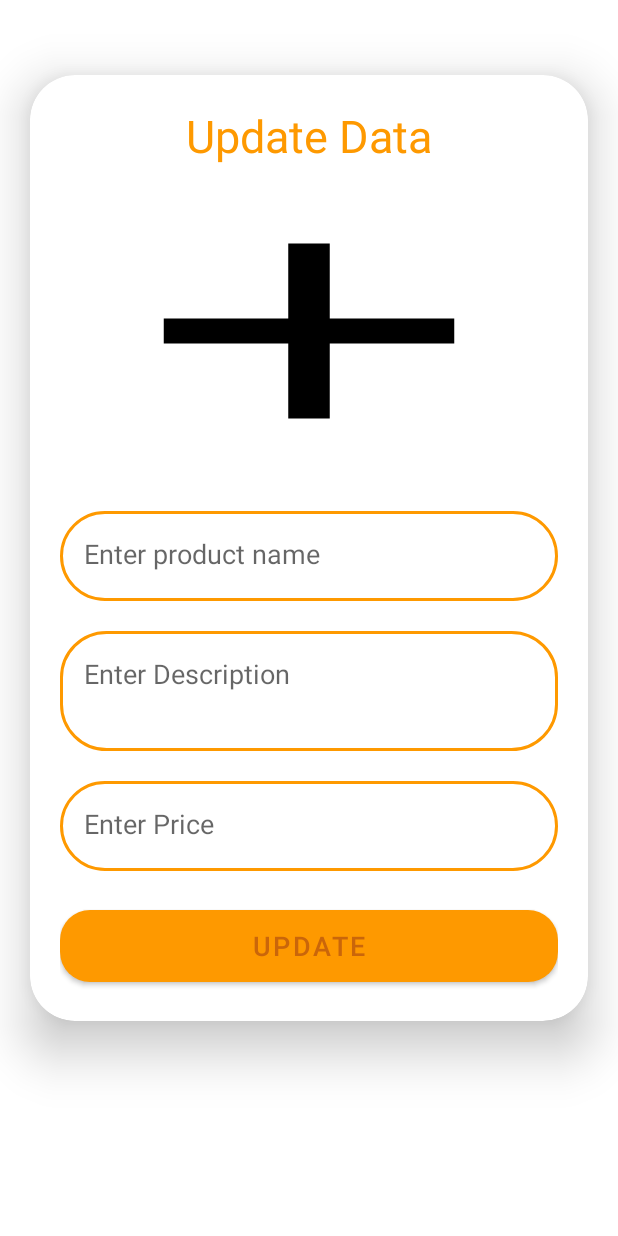
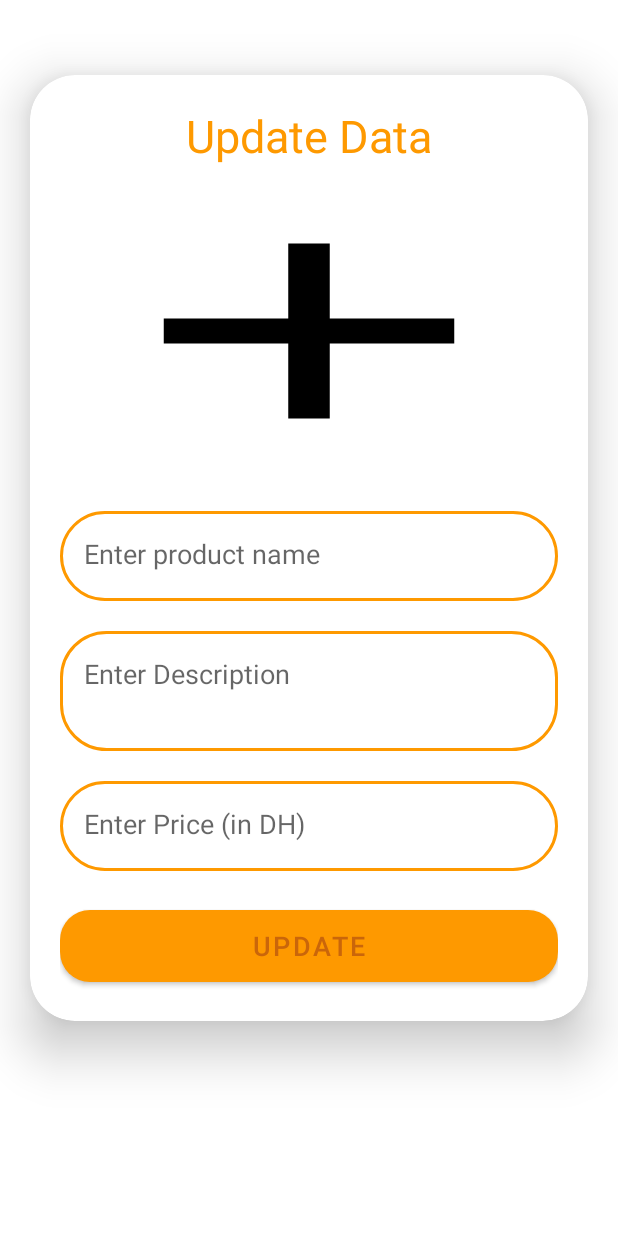
Before and after one commit to Zakaria-Ar/Online-Store-Android, an Android app: the UpdateActivity screen opened directly, with no data from a screen before it, on a phone screen of 412 x 824 dp. Run offline under Robolectric (Android 15) with nearby library versions, the phone set to English and light mode, and no system bars; our stand-ins replace Firebase (no records; nobody signed in at launch, a user with empty details on screens opened directly).

Commit message:
Android project5

```diff
--- a/app/src/main/res/layout/activity_update.xml
+++ b/app/src/main/res/layout/activity_update.xml
@@ -63,7 +63,7 @@
                 android:inputType="number"
                 android:background="@drawable/first_color_border"
                 android:padding="16dp"
-                android:hint="Enter Price"
+                android:hint="Enter Price (in DH)"
                 android:gravity="start|center_horizontal"
                 android:textColor="@color/first_color"/>
             <Button
--- a/app/src/main/res/layout/activity_upload.xml
+++ b/app/src/main/res/layout/activity_upload.xml
@@ -63,7 +63,7 @@
                 android:inputType="number"
                 android:background="@drawable/first_color_border"
                 android:padding="16dp"
-                android:hint="Enter Price"
+                android:hint="Enter Price (in DH)"
                 android:gravity="start|center_horizontal"
                 android:textColor="@color/first_color"/>
             <Button
```
